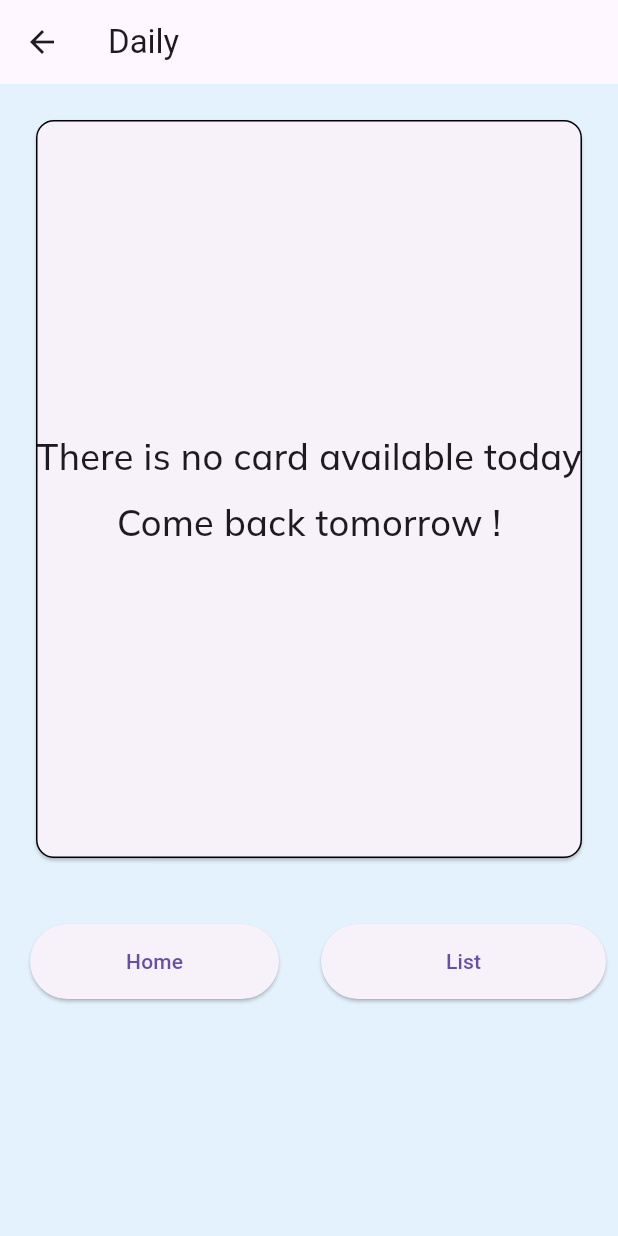
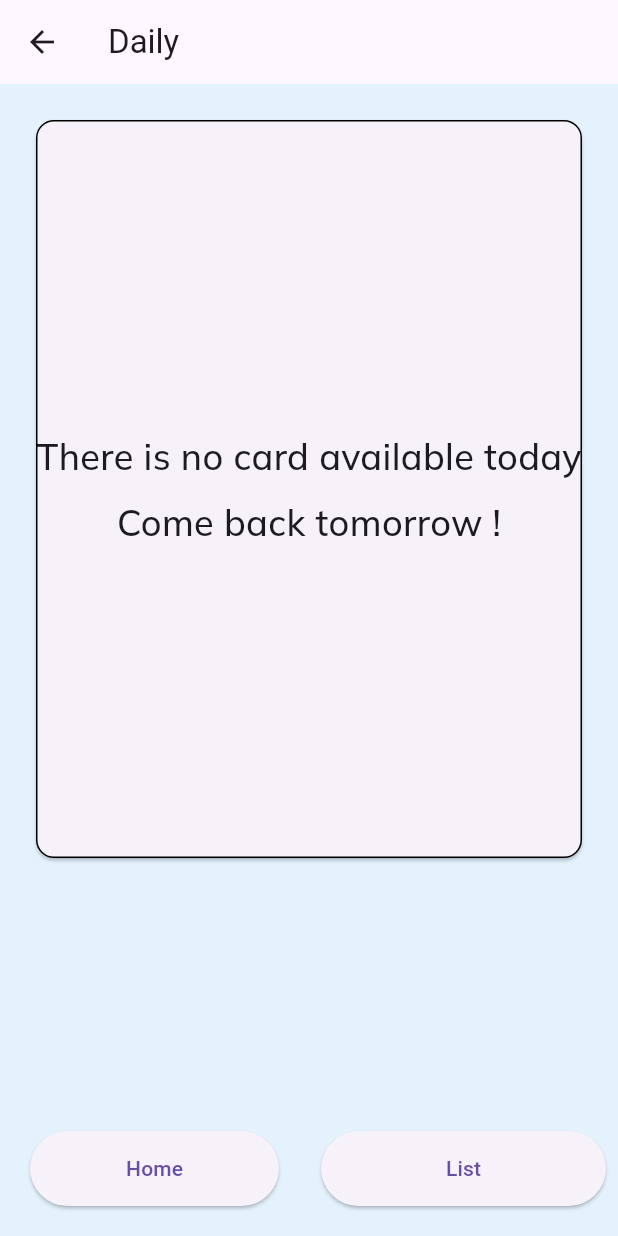
Before and after one commit to Doktity/leitner, a Flutter app: the HomePage screen opened directly, after a tap on "Daily", on a phone screen of 412 x 824 dp. Run offline on Flutter 3.47's test engine with Material 3 defaults, Android fonts, the phone set to English and light mode, and no system bars; our stand-ins replace cloud_firestore, firebase_auth, firebase_core, firebase_storage, google_sign_in, image_picker and 1 more; accounts and stored records are empty; generated files the repository leaves out were written again.

Commit message:
Création des pack

```diff
--- a/lib/business/LoginRepository.dart
+++ b/lib/business/LoginRepository.dart
@@ -1,6 +1,3 @@
-import 'dart:html';
-import 'dart:js';
-
 import 'package:cloud_firestore/cloud_firestore.dart';
 import 'package:firebase_auth/firebase_auth.dart';
 import 'package:google_sign_in/google_sign_in.dart';
--- a/lib/l10n/leitner_es.arb
+++ b/lib/l10n/leitner_es.arb
@@ -61,7 +61,7 @@
 
     "add_label": "Añadir una etiqueta",
 
-    "enter_label": "Escriba una etiqueta para la tarjeta",
+    "enter_label": "Escriba una etiqueta para la carta",
 
     "error_label_missing": "Escriba al menos una etiqueta",
 
@@ -87,5 +87,7 @@
 
     "confirm": "Confirmar",
 
-    "image_name": "Nombre de la imagen"
+    "image_name": "Nombre de la imagen",
+
+    "cards_number": "Número de cartas : {number}"
 }
--- a/lib/l10n/leitner_fr.arb
+++ b/lib/l10n/leitner_fr.arb
@@ -87,5 +87,7 @@
 
     "confirm": "Confirmer",
 
-    "image_name": "Nom de l'image"
+    "image_name": "Nom de l'image",
+
+    "cards_number": "Nombre de cartes : {number}"
 }
--- a/lib/main.dart
+++ b/lib/main.dart
@@ -34,7 +34,6 @@ class MyApp extends StatefulWidget {
     state.setLocale(newLocale);
   }
 
-  @override
   Widget build(BuildContext context) {
     return MaterialApp(
       title: 'Leitner',
--- a/lib/pages/AddPage.dart
+++ b/lib/pages/AddPage.dart
@@ -286,7 +286,9 @@ class _AddPageState extends State<AddPage> {
                           "cardId": cardId,
                           "periode": 1,
                           "lastPlayed": DateTime.now(),
-                          "nextPlay": DateTime.now()
+                          "nextPlay": DateTime.now(),
+                          "isDownloaded": false,
+                          "packId": ""
                         });
 
                         // Override the Snackbar
--- a/lib/pages/DailyPage.dart
+++ b/lib/pages/DailyPage.dart
@@ -1,6 +1,7 @@
 import 'package:firebase_auth/firebase_auth.dart';
 import 'package:flutter/material.dart';
 import 'package:flutter_gen/gen_l10n/app_localizations.dart';
+import 'package:leitner/utils/EnumData.dart';
 
 import '../business/CardRepository.dart';
 import 'AnswerPage.dart';
@@ -21,8 +22,7 @@ class _DailyPageState extends State<DailyPage> {
   dynamic card = {};
   int periode = 1;
   final String userId = FirebaseAuth.instance.currentUser?.uid ?? '';
-  bool noCardsAvailable = false;
-  bool isLoading = true;
+  DataState dataState = DataState.loading;
 
   @override
   void initState() {
@@ -35,9 +35,11 @@ class _DailyPageState extends State<DailyPage> {
       card = await _cardRepository.getRandomCard(userId);
       periode = await _cardRepository.getUserCardPeriode(userId, card['id']);
     } catch (e) {
-      noCardsAvailable = true;
+      dataState = DataState.empty;
     }
-    isLoading = false;
+    if(dataState == DataState.loading) {
+      dataState = DataState.loaded;
+    }
     setState(() {}); // Trigger a rebuild after data is loaded
   }
 
@@ -64,10 +66,26 @@ class _DailyPageState extends State<DailyPage> {
           },
         ),
       ),
-      body: SingleChildScrollView(
-        child: (isLoading) ?
-        Container(
-          margin: EdgeInsets.all(20),
+      body: Column(
+        children: [
+          Expanded(
+            child: SingleChildScrollView(
+              child: (dataState == DataState.loading)
+              ? buildLoadingWidget()
+              : (dataState == DataState.empty)
+                ? buildEmptyWidget(context)
+                : buildContentWidget(context)
+            ),
+          ),
+          buildBottomButtons(context)
+        ],
+      ),
+    );
+  }
+
+  buildLoadingWidget() {
+    return Container(
+      margin: const EdgeInsets.all(20),
       child: const SizedBox(
         height: 500,
         width: double.infinity,
@@ -83,11 +101,11 @@ class _DailyPageState extends State<DailyPage> {
           ),
         ),
       ),
-        )
-        : noCardsAvailable ?
-          Column(
-            children: [
-              Container(
+    );
+  }
+
+  buildEmptyWidget(BuildContext context) {
+    return Container(
       margin: const EdgeInsets.all(20),
       child: SizedBox(
         height: 500,
@@ -121,50 +139,11 @@ class _DailyPageState extends State<DailyPage> {
           ),
         ),
       ),
-              ),
-              Row(
-                mainAxisAlignment: MainAxisAlignment.center,
-                children: [
-                  Expanded(
-                    child: Padding(
-                      padding: const EdgeInsets.all(20.0),
-                      child: ElevatedButton(
-                        onPressed: () {
-                          Navigator.of(context).pushAndRemoveUntil(
-                            MaterialPageRoute(builder: (context) => HomePage()),
-                                (Route<dynamic> route) => false,
     );
-                        },
-                        style: ElevatedButton.styleFrom(
-                          minimumSize: const Size(double.infinity, 50),
-                        ),
-                        child: Text(AppLocalizations.of(context)!.home),
-                      ),
-                    ),
-                  ),
-                  Expanded(
-                    child: Padding(
-                      padding: const EdgeInsets.all(8.0),
-                      child: ElevatedButton(
-                        onPressed: () {
-                          Navigator.of(context).push(
-                            MaterialPageRoute(builder: (context) => const ListPage()),
-                          );
-                        },
-                        style: ElevatedButton.styleFrom(
-                          minimumSize: const Size(double.infinity, 50),
-                        ),
-                        child: Text(AppLocalizations.of(context)!.list),
-                      ),
-                    ),
-                  ),
-                ],
-              ),
-            ],
-          )
-          : Column(
-            children: [
-              Container(
+  }
+
+  buildContentWidget(BuildContext context) {
+    return Container(
       margin: const EdgeInsets.all(20),
       child: SizedBox(
         height: 500,
@@ -207,8 +186,53 @@ class _DailyPageState extends State<DailyPage> {
           ),
         ),
       ),
+    );
+  }
+
+  buildBottomButtons(BuildContext context) {
+    switch(dataState) {
+      case DataState.empty :
+        return Row(
+          mainAxisAlignment: MainAxisAlignment.center,
+          children: [
+            Expanded(
+              child: Padding(
+                padding: const EdgeInsets.all(20.0),
+                child: ElevatedButton(
+                  onPressed: () {
+                    Navigator.of(context).pushAndRemoveUntil(
+                      MaterialPageRoute(builder: (context) => HomePage()),
+                          (Route<dynamic> route) => false,
+                    );
+                  },
+                  style: ElevatedButton.styleFrom(
+                    minimumSize: const Size(double.infinity, 50),
                   ),
-              Container(
+                  child: Text(AppLocalizations.of(context)!.home),
+                ),
+              ),
+            ),
+            Expanded(
+              child: Padding(
+                padding: const EdgeInsets.all(8.0),
+                child: ElevatedButton(
+                  onPressed: () {
+                    Navigator.of(context).push(
+                      MaterialPageRoute(builder: (context) => const ListPage()),
+                    );
+                  },
+                  style: ElevatedButton.styleFrom(
+                    minimumSize: const Size(double.infinity, 50),
+                  ),
+                  child: Text(AppLocalizations.of(context)!.list),
+                ),
+              ),
+            ),
+          ],
+        );
+
+      case DataState.loaded :
+        return Container(
           margin: const EdgeInsets.all(20),
           child: Column(
             children: [
@@ -261,10 +285,10 @@ class _DailyPageState extends State<DailyPage> {
               ),
             ],
           ),
-              ),
-            ],
-          ),
-      ),
         );
+
+      default :
+        return Container();
     }
   }
+}
--- a/lib/pages/HomePage.dart
+++ b/lib/pages/HomePage.dart
@@ -7,6 +7,7 @@ import '../business/LoginRepository.dart';
 import 'AddPage.dart';
 import 'DailyPage.dart';
 import 'LoginPage.dart';
+import 'PackPage.dart';
 
 class HomePage extends StatelessWidget {
   HomePage({
@@ -113,6 +114,30 @@ class HomePage extends StatelessWidget {
                     Navigator.push(
                         context,
                         MaterialPageRoute(
+                            builder: (_) => PackPage()
+                        )
+                    );
+                  },
+                  label: Text("Pack",
+                    style: TextStyle(
+                        fontFamily: "Mulish",
+                        fontSize: 24
+                    ),
+                  ),
+                  icon: const Icon(Icons.list_sharp)
+              ),
+              const Padding(padding: EdgeInsets.all(20)),
+              ElevatedButton.icon(
+                  style: const ButtonStyle(
+                      padding: MaterialStatePropertyAll(EdgeInsets.all(20)),
+                      backgroundColor: MaterialStatePropertyAll(Colors.blue),
+                      fixedSize: MaterialStatePropertyAll(Size(300, 100)),
+                      foregroundColor: MaterialStatePropertyAll(Colors.black)
+                  ),
+                  onPressed: () {
+                    Navigator.push(
+                        context,
+                        MaterialPageRoute(
                             builder: (_) => SettingsPage(Localizations.localeOf(context).languageCode)
                         )
                     );
--- /dev/null
+++ b/lib/utils/EnumData.dart
@@ -0,0 +1 @@
+enum DataState { loading, loaded, empty }
```
Also changed, not shown: lib/business/CardRepository.dart (+14 -0 lines), lib/business/PackRepository.dart (added, +68 -0 lines), lib/business/UserRepository.dart (+14 -0 lines), lib/l10n/leitner_en.arb (+8 -0 lines), lib/pages/DetailPackPage.dart (added, +205 -0 lines), lib/pages/ListPage.dart (+12 -5 lines), lib/pages/PackPage.dart (added, +118 -0 lines). Lines whose indentation alone changed are shown as unchanged.
